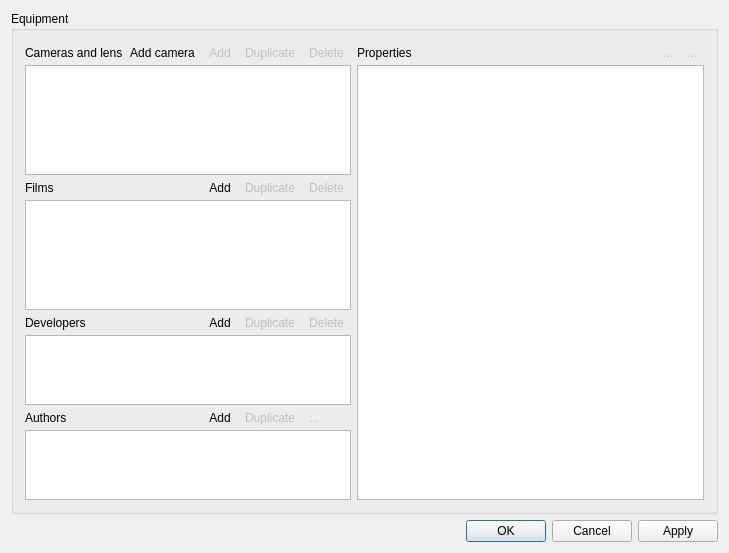
Old version of the form ui/editgear_mac.ui in the repository chokori/AnalogExif.
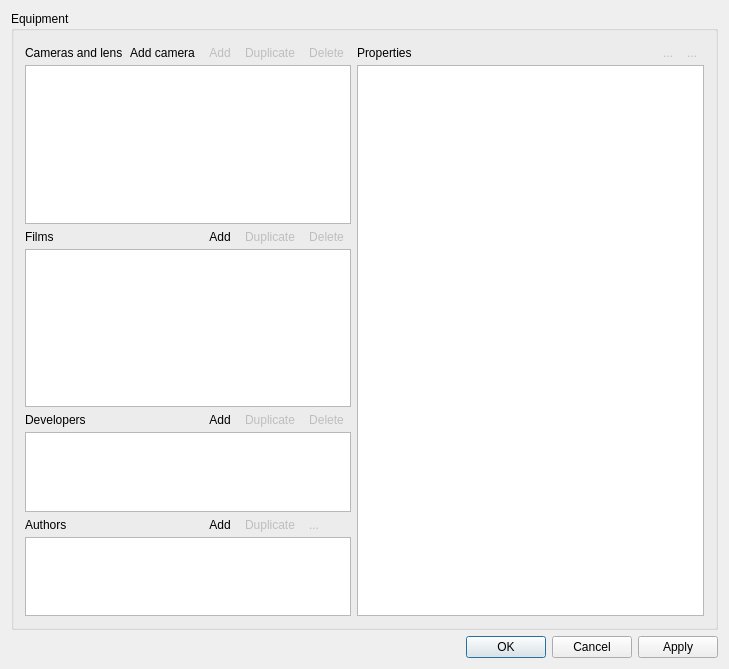
New version of the form. Icons and pictures are not drawn. Custom widgets are drawn as their Qt base class.

Diff of the .ui file:
```diff
--- a/ui/editgear_mac.ui
+++ b/ui/editgear_mac.ui
@@ -7,7 +7,7 @@
     <x>0</x>
     <y>0</y>
     <width>729</width>
-    <height>553</height>
+    <height>669</height>
    </rect>
   </property>
   <property name="windowTitle">
```
Left out of the diff: 105 changed lines with no effect on the pictures.
